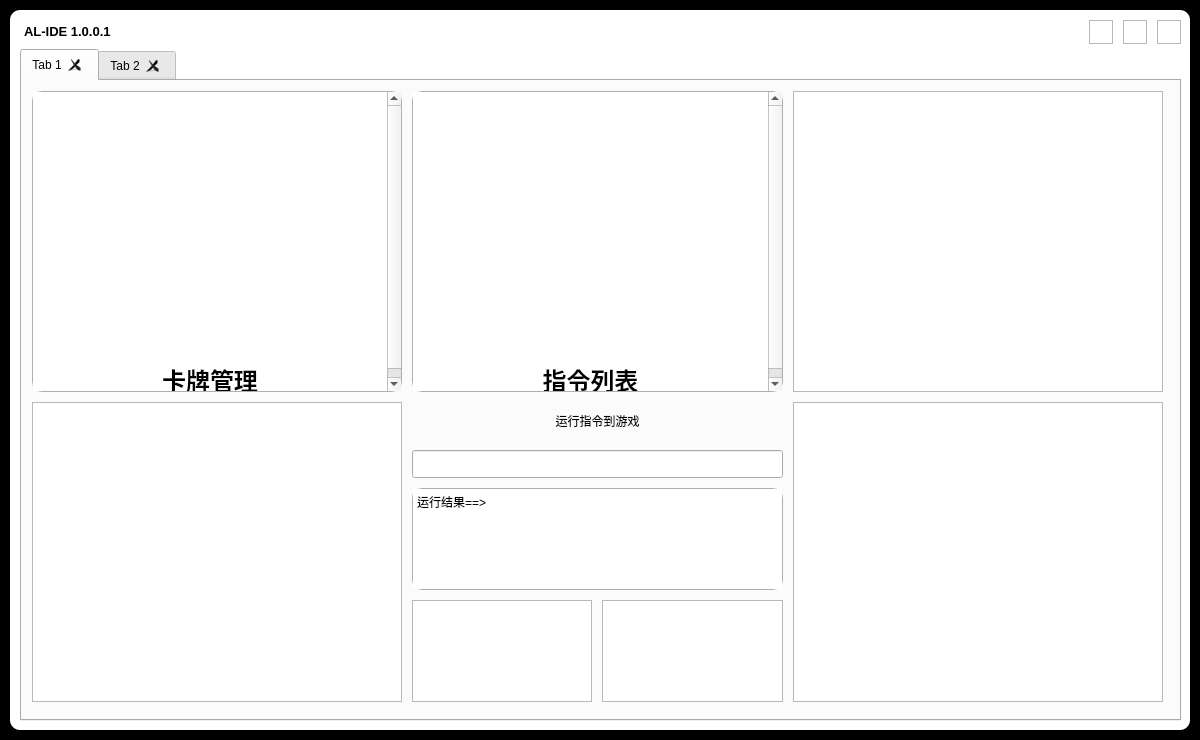
The window that visualizationSrc/qtUI/mainInterFace.ui (NWYLZW/A-Language-IDE) describes before a commit, drawn with Qt 5.
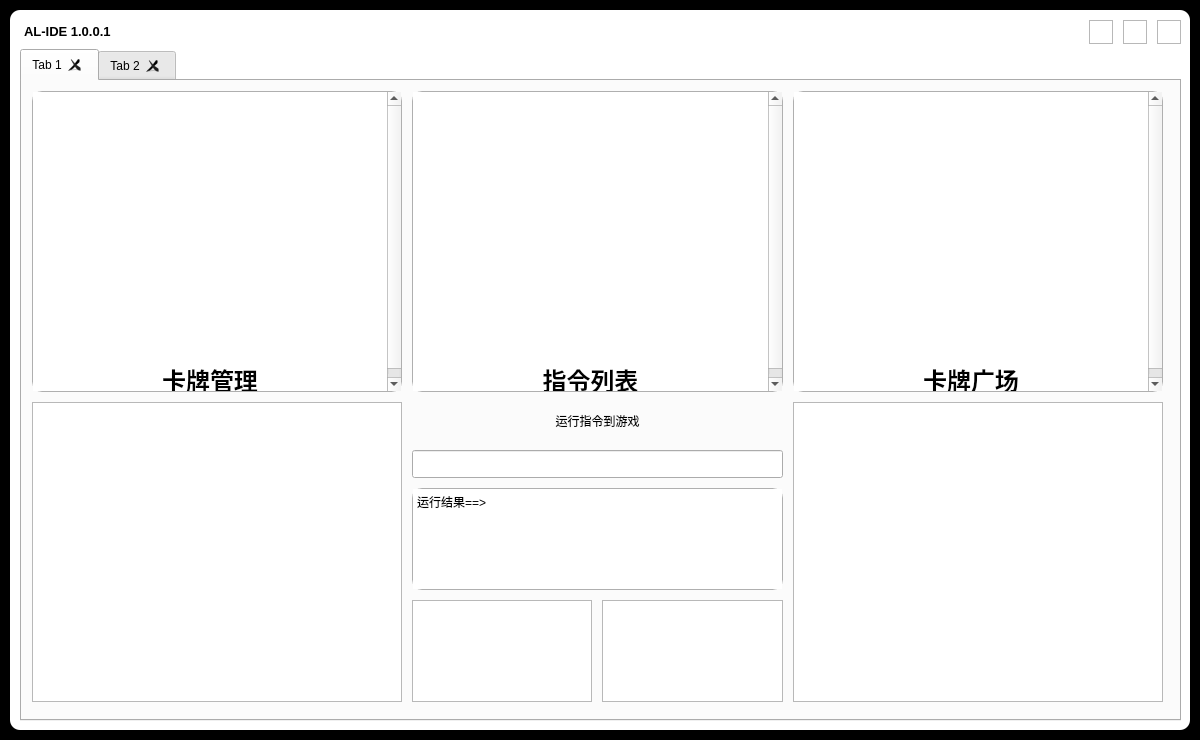
The same window after the commit. Icons and pictures are not drawn.

Commit message: 卡牌编辑大部分功能支持

Patch:
```diff
--- a/visualizationSrc/qtUI/mainInterFace.ui
+++ b/visualizationSrc/qtUI/mainInterFace.ui
@@ -231,6 +231,9 @@
 	border-radius:10px;
 }</string>
        </property>
+       <property name="tabShape">
+        <enum>QTabWidget::Rounded</enum>
+       </property>
        <property name="currentIndex">
         <number>0</number>
        </property>
@@ -352,16 +355,6 @@
             </property>
            </widget>
           </item>
-          <item row="0" column="2">
-           <widget class="QGraphicsView" name="graphicsView_2">
-            <property name="cursor" stdset="0">
-             <cursorShape>PointingHandCursor</cursorShape>
-            </property>
-            <property name="styleSheet">
-             <string notr="true"/>
-            </property>
-           </widget>
-          </item>
           <item row="1" column="0">
            <widget class="QGraphicsView" name="graphicsView_4">
             <property name="cursor" stdset="0">
@@ -436,6 +429,38 @@
             </property>
            </widget>
           </item>
+          <item row="0" column="2">
+           <widget class="QTextBrowser" name="CommandList_2">
+            <property name="cursor" stdset="0">
+             <cursorShape>ForbiddenCursor</cursorShape>
+            </property>
+            <property name="toolTip">
+             <string>&lt;html&gt;&lt;head/&gt;&lt;body&gt;&lt;p&gt;指令列表&lt;/p&gt;&lt;/body&gt;&lt;/html&gt;</string>
+            </property>
+            <property name="styleSheet">
+             <string notr="true">QTextBrowser{
+	background-image: url(:/picture/Data/qrc/command.png);
+}</string>
+            </property>
+            <property name="html">
+             <string>&lt;!DOCTYPE HTML PUBLIC &quot;-//W3C//DTD HTML 4.0//EN&quot; &quot;http://www.w3.org/TR/REC-html40/strict.dtd&quot;&gt;
+&lt;html&gt;&lt;head&gt;&lt;meta name=&quot;qrichtext&quot; content=&quot;1&quot; /&gt;&lt;style type=&quot;text/css&quot;&gt;
+p, li { white-space: pre-wrap; }
+&lt;/style&gt;&lt;/head&gt;&lt;body style=&quot; font-family:'SimSun'; font-size:9pt; font-weight:400; font-style:normal;&quot;&gt;
+&lt;p align=&quot;center&quot; style=&quot;-qt-paragraph-type:empty; margin-top:0px; margin-bottom:0px; margin-left:0px; margin-right:0px; -qt-block-indent:0; text-indent:0px;&quot;&gt;&lt;br /&gt;&lt;/p&gt;
+&lt;p align=&quot;center&quot; style=&quot;-qt-paragraph-type:empty; margin-top:0px; margin-bottom:0px; margin-left:0px; margin-right:0px; -qt-block-indent:0; text-indent:0px; font-size:18pt; font-weight:600;&quot;&gt;&lt;br /&gt;&lt;/p&gt;
+&lt;p align=&quot;center&quot; style=&quot;-qt-paragraph-type:empty; margin-top:0px; margin-bottom:0px; margin-left:0px; margin-right:0px; -qt-block-indent:0; text-indent:0px; font-size:18pt; font-weight:600;&quot;&gt;&lt;br /&gt;&lt;/p&gt;
+&lt;p align=&quot;center&quot; style=&quot;-qt-paragraph-type:empty; margin-top:0px; margin-bottom:0px; margin-left:0px; margin-right:0px; -qt-block-indent:0; text-indent:0px; font-size:18pt; font-weight:600;&quot;&gt;&lt;br /&gt;&lt;/p&gt;
+&lt;p align=&quot;center&quot; style=&quot;-qt-paragraph-type:empty; margin-top:0px; margin-bottom:0px; margin-left:0px; margin-right:0px; -qt-block-indent:0; text-indent:0px; font-size:18pt; font-weight:600;&quot;&gt;&lt;br /&gt;&lt;/p&gt;
+&lt;p align=&quot;center&quot; style=&quot;-qt-paragraph-type:empty; margin-top:0px; margin-bottom:0px; margin-left:0px; margin-right:0px; -qt-block-indent:0; text-indent:0px; font-size:18pt; font-weight:600;&quot;&gt;&lt;br /&gt;&lt;/p&gt;
+&lt;p align=&quot;center&quot; style=&quot;-qt-paragraph-type:empty; margin-top:0px; margin-bottom:0px; margin-left:0px; margin-right:0px; -qt-block-indent:0; text-indent:0px; font-size:18pt; font-weight:600;&quot;&gt;&lt;br /&gt;&lt;/p&gt;
+&lt;p align=&quot;center&quot; style=&quot;-qt-paragraph-type:empty; margin-top:0px; margin-bottom:0px; margin-left:0px; margin-right:0px; -qt-block-indent:0; text-indent:0px; font-size:18pt; font-weight:600;&quot;&gt;&lt;br /&gt;&lt;/p&gt;
+&lt;p align=&quot;center&quot; style=&quot;-qt-paragraph-type:empty; margin-top:0px; margin-bottom:0px; margin-left:0px; margin-right:0px; -qt-block-indent:0; text-indent:0px; font-size:18pt; font-weight:600;&quot;&gt;&lt;br /&gt;&lt;/p&gt;
+&lt;p align=&quot;center&quot; style=&quot;-qt-paragraph-type:empty; margin-top:0px; margin-bottom:0px; margin-left:0px; margin-right:0px; -qt-block-indent:0; text-indent:0px; font-size:18pt; font-weight:600;&quot;&gt;&lt;br /&gt;&lt;/p&gt;
+&lt;p align=&quot;center&quot; style=&quot; margin-top:0px; margin-bottom:0px; margin-left:0px; margin-right:0px; -qt-block-indent:0; text-indent:0px;&quot;&gt;&lt;span style=&quot; font-size:18pt; font-weight:600;&quot;&gt;卡牌广场&lt;/span&gt;&lt;/p&gt;&lt;/body&gt;&lt;/html&gt;</string>
+            </property>
+           </widget>
+          </item>
          </layout>
         </widget>
        </widget>
```
The commit also changes 14 other files.
